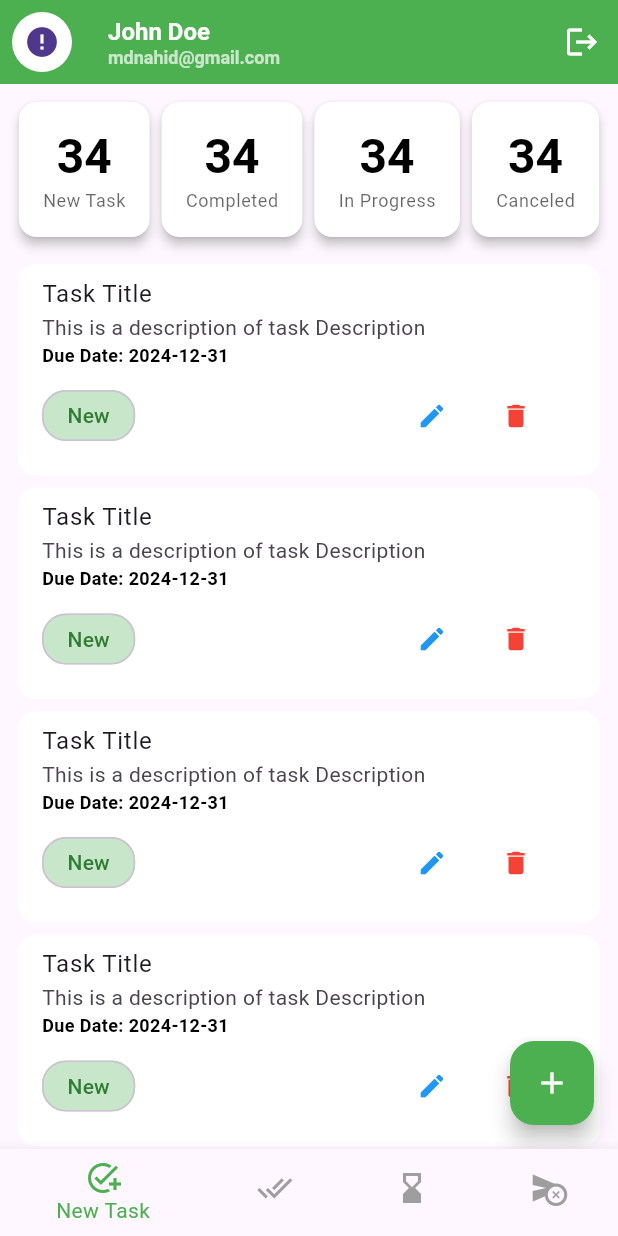
After one commit to mdnahidhasan999/flutter_live, a Flutter app: the MainBottomNavScreen screen opened directly, on a phone screen of 412 x 824 dp. The commit adds this screen. Run offline on Flutter 3.47's test engine with Material 3 defaults, Android fonts, the phone set to English and light mode, and no system bars; drawn by our look-alikes of cached_network_image; our stand-ins replace flutter_svg, pin_code_fields; network calls fail.

Commit message:
feat: Add task management screens and navigation
This commit introduces the core user interface for task management, including a bottom navigation bar and screens for different task statuses.

- **`main_bottom_nav_screen.dart`**:
    - New screen that serves as the main entry point after login.
    - Implements a `BottomNavigationBar` to switch between "New Task", "Completed", "In Progress", and "Canceled" task lists.
    - Includes a reusable `profileAppBar`.

- **Task Screens**:
    - `new_task_screen.dart`: Displays a summary of task counts and a list of new tasks. Includes a FAB to navigate to `add_new_task.dart`.
    - `completed_task_screen.dart`: Displays a list of completed tasks.
    - `inprogress_task_screen.dart`: Displays a list of in-progress tasks.
    - `cancelled_task_screen.dart`: Displays a list of canceled tasks.

- **`add_new_task.dart`**:
    - New screen with a form to add a new task, including title and description fields.

- **`update_profile_screen.dart`**:
    - New screen allowing users to update their profile information and photo.

- **Widgets**:
    - `profile_appbar.dart`: A reusable `AppBar` showing user info and a logout button. Navigates to the update profile screen.
    - `task_item.dart`: A `Card` widget to display individual task details.
    - `task_summary_card.dart`: A `Card` for displaying the count of tasks in a specific category.
    - `network_cached_image.dart`: A reusable widget for displaying network images with caching, using the `cached_network_image` package.

- **`sign_in_screen.dart`**:
    - Updated to navigate to `MainBottomNavScreen` upon successful sign-in.

- **Dependencies**:
    - Added `cached_network_image: ^3.4.1` to `pubspec.yaml` for efficient image loading.

```diff
--- /dev/null
+++ b/lib/ui/screens/main_bottom_nav_screen.dart
@@ -0,0 +1,68 @@
+import 'package:flutter/material.dart';
+
+import '../utility/app_colors.dart';
+import '../widgets/network_cached_image.dart';
+import '../widgets/profile_appbar.dart';
+import 'cancelled_task_screen.dart';
+import 'completed_task_screen.dart';
+import 'inprogress_task_screen.dart';
+import 'new_task_screen.dart';
+
+class MainBottomNavScreen extends StatefulWidget {
+  const MainBottomNavScreen({super.key});
+
+  @override
+  State<MainBottomNavScreen> createState() => _MainBottomNavScreenState();
+}
+
+class _MainBottomNavScreenState extends State<MainBottomNavScreen> {
+  int _currentIndex = 0;
+  final List<Widget> _screens = [
+    NewTaskScreen(),
+    CompletedTaskScreen(),
+    InProgressTaskScreen(),
+    CancelledTaskScreen(),
+  ];
+
+  @override
+  Widget build(BuildContext context) {
+    return Scaffold(
+      appBar: profileAppBar(context),
+      body: _screens[_currentIndex],
+      bottomNavigationBar: BottomNavigationBar(
+        currentIndex: _currentIndex,
+        onTap: (index) {
+          if (mounted) {
+            setState(() {
+              _currentIndex = index;
+            });
+          }
+        },
+        selectedItemColor: AppColors.themeColor,
+        unselectedItemColor: Colors.grey,
+        backgroundColor: Colors.white,
+
+        items: [
+          BottomNavigationBarItem(
+            icon: Icon(Icons.add_task),
+            label: 'New Task',
+          ),
+          BottomNavigationBarItem(
+            icon: Icon(Icons.done_all),
+            label: 'Completed',
+          ),
+          BottomNavigationBarItem(
+            icon: Icon(Icons.hourglass_bottom),
+            label: 'In Progress',
+          ),
+          BottomNavigationBarItem(
+            icon: Icon(Icons.cancel_schedule_send),
+            label: 'Canceled',
+          ),
+        ],
+      ),
+    );
+  }
+}
+
+//22
--- /dev/null
+++ b/lib/ui/screens/new_task_screen.dart
@@ -0,0 +1,69 @@
+import 'package:flutter/material.dart';
+import 'package:flutter_live/ui/utility/app_colors.dart';
+
+import '../widgets/task_item.dart';
+import '../widgets/task_summary_card.dart';
+import 'add_new_task.dart';
+
+class NewTaskScreen extends StatefulWidget {
+  const NewTaskScreen({super.key});
+
+  @override
+  State<NewTaskScreen> createState() => _NewTaskScreenState();
+}
+
+class _NewTaskScreenState extends State<NewTaskScreen> {
+  @override
+  Widget build(BuildContext context) {
+    return SafeArea(
+      child: Scaffold(
+        body: Padding(
+          padding: const EdgeInsets.only(top: 8.0, left: 8.0, right: 8.0),
+          child: Column(
+            children: [
+              _buildSummarySection(),
+              SizedBox(height: 10),
+              Expanded(
+                child: ListView.builder(
+                  itemCount: 20,
+                  itemBuilder: (context, index) {
+                    return TaskItem();
+                  },
+                ),
+              ),
+            ],
+          ),
+        ),
+        floatingActionButton: FloatingActionButton(
+          onPressed: _onAddTask,
+          backgroundColor: AppColors.themeColor,
+          child: Icon(Icons.add, color: Colors.white),
+        ),
+      ),
+    );
+  }
+
+  void _onAddTask() {
+    // Logic to add a new task
+    Navigator.push(
+      context,
+      MaterialPageRoute(builder: (context) => AddNewTaskScreen()),
+    );
+  }
+
+  Widget _buildSummarySection() {
+    return SingleChildScrollView(
+      scrollDirection: Axis.horizontal,
+      child: Row(
+        children: [
+          TaskSummaryCard(title: 'New Task', count: '34'),
+          TaskSummaryCard(title: 'Completed', count: '34'),
+          TaskSummaryCard(title: 'In Progress', count: '34'),
+          TaskSummaryCard(title: 'Canceled', count: '34'),
+        ],
+      ),
+    );
+  }
+}
+
+//47
--- /dev/null
+++ b/lib/ui/widgets/network_cached_image.dart
@@ -0,0 +1,27 @@
+import 'package:cached_network_image/cached_network_image.dart';
+import 'package:flutter/material.dart';
+
+class NetworkCachedImage extends StatelessWidget {
+  const NetworkCachedImage({
+    super.key,
+    required this.imageUrl,
+    this.width,
+    this.height,
+    this.fit,
+  });
+
+  final String imageUrl;
+  final double? width;
+  final double? height;
+  final BoxFit? fit;
+
+  @override
+  Widget build(BuildContext context) {
+    return CachedNetworkImage(
+      imageUrl: imageUrl,
+      progressIndicatorBuilder:
+          (_, __, ___) => const Center(child: CircularProgressIndicator()),
+      errorWidget: (_, __, ___) => const Icon(Icons.error),
+    );
+  }
+}
--- /dev/null
+++ b/lib/ui/widgets/profile_appbar.dart
@@ -0,0 +1,57 @@
+import 'package:flutter/material.dart';
+
+import '../screens/update_profile_screen.dart';
+import '../utility/app_colors.dart';
+import 'network_cached_image.dart';
+
+AppBar profileAppBar(context, [bool fromUpdateProfile = false]) {
+  return AppBar(
+    backgroundColor: AppColors.themeColor,
+    leading: Padding(
+      padding: const EdgeInsets.all(8.0),
+      child: CircleAvatar(
+        radius: 20,
+        backgroundColor: Colors.white,
+
+        child: NetworkCachedImage(
+          imageUrl: 'https://www.w3schools.com/howto/img_avatar.png',
+        ),
+      ),
+    ),
+    title: GestureDetector(
+      onTap: () {
+        if (fromUpdateProfile) {
+          return;
+        }
+        Navigator.push(
+          context,
+          MaterialPageRoute(builder: (context) => UpdateProfileScreen()),
+        );
+      },
+      child: Column(
+        crossAxisAlignment: CrossAxisAlignment.stretch,
+
+        children: [
+          Text(
+            'John Doe',
+            style: TextStyle(
+              fontSize: 16,
+              fontWeight: FontWeight.bold,
+              color: Colors.white,
+            ),
+          ),
+          Text(
+            'mdnahid@gmail.com',
+            style: TextStyle(fontSize: 12, color: Colors.white70),
+          ),
+        ],
+      ),
+    ),
+    actions: [
+      IconButton(
+        onPressed: () {},
+        icon: Icon(Icons.logout, color: Colors.white),
+      ),
+    ],
+  );
+}
--- /dev/null
+++ b/lib/ui/widgets/task_item.dart
@@ -0,0 +1,57 @@
+import 'package:flutter/material.dart';
+
+class TaskItem extends StatelessWidget {
+  const TaskItem({super.key});
+
+  @override
+  Widget build(BuildContext context) {
+    return Card(
+      elevation: 0,
+      color: Colors.white,
+      child: ListTile(
+        title: Text('Task Title'),
+        subtitle: Column(
+          crossAxisAlignment: CrossAxisAlignment.start,
+          children: [
+            Text('This is a description of task Description'),
+            Text(
+              'Due Date: 2024-12-31',
+              style: TextStyle(
+                fontSize: 12,
+                color: Colors.black,
+                fontWeight: FontWeight.w600,
+              ),
+            ),
+            Row(
+              mainAxisAlignment: MainAxisAlignment.spaceBetween,
+              children: [
+                Chip(
+                  label: Text('New'),
+                  shape: RoundedRectangleBorder(
+                    borderRadius: BorderRadius.circular(16.0),
+                  ),
+                  padding: EdgeInsets.symmetric(horizontal: 8.0, vertical: 2.0),
+                  backgroundColor: Colors.green[100],
+                  labelStyle: TextStyle(color: Colors.green[800]),
+                ),
+                SizedBox(width: 8),
+                ButtonBar(
+                  children: [
+                    IconButton(
+                      onPressed: () {},
+                      icon: Icon(Icons.edit, color: Colors.blue, size: 20),
+                    ),
+                    IconButton(
+                      onPressed: () {},
+                      icon: Icon(Icons.delete, color: Colors.red, size: 20),
+                    ),
+                  ],
+                ),
+              ],
+            ),
+          ],
+        ),
+      ),
+    );
+  }
+}
--- /dev/null
+++ b/lib/ui/widgets/task_summary_card.dart
@@ -0,0 +1,26 @@
+import 'package:flutter/material.dart';
+
+class TaskSummaryCard extends StatelessWidget {
+  const TaskSummaryCard({super.key, required this.title, required this.count});
+
+  final String title;
+  final String count;
+
+  @override
+  Widget build(BuildContext context) {
+    return Card(
+      color: Colors.white,
+      elevation: 3,
+
+      child: Padding(
+        padding: EdgeInsets.all(16),
+        child: Column(
+          children: [
+            Text(count, style: Theme.of(context).textTheme.titleLarge),
+            Text(title, style: Theme.of(context).textTheme.titleSmall),
+          ],
+        ),
+      ),
+    );
+  }
+}
--- a/pubspec.yaml
+++ b/pubspec.yaml
@@ -33,6 +33,7 @@ dependencies:
   intl: ^0.19.0
   http: ^1.5.0
   flutter_svg: ^2.2.1
+  cached_network_image: ^3.4.1
 
   # The following adds the Cupertino Icons font to your application.
   # Use with the CupertinoIcons class for iOS style icons.
```
Also changed, not shown: lib/ui/screens/add_new_task.dart (added, +72 -0 lines), lib/ui/screens/auth/sign_in_screen.dart (+12 -2 lines), lib/ui/screens/cancelled_task_screen.dart (added, +24 -0 lines), lib/ui/screens/completed_task_screen.dart (added, +24 -0 lines), lib/ui/screens/inprogress_task_screen.dart (added, +24 -0 lines), lib/ui/screens/update_profile_screen.dart (added, +130 -0 lines), pubspec.lock, 4 other files.
